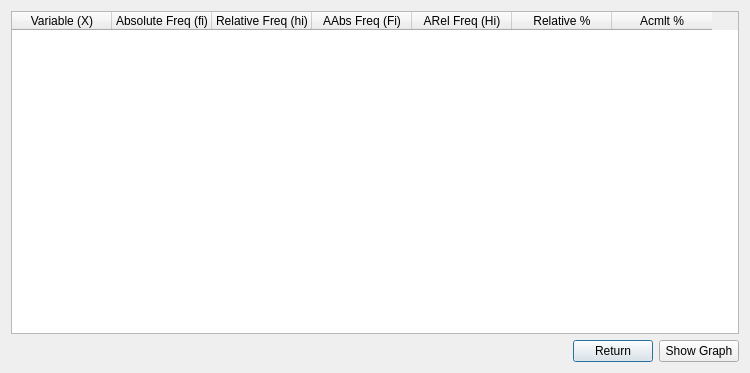
Above: ui/simplefreqt.ui from h-nick/SHelper before the change. Below: the same form after it.
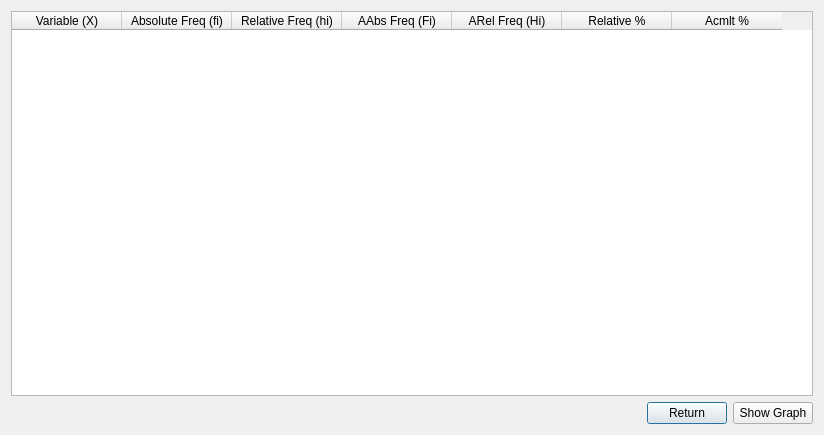
That is the form after the change.

Commit message:
Simple Frequency Table fully functional.
Some things need to be fixed.

What changed in the file:
```diff
--- a/ui/simplefreqt.ui
+++ b/ui/simplefreqt.ui
@@ -6,8 +6,8 @@
    <rect>
     <x>0</x>
     <y>0</y>
-    <width>750</width>
-    <height>373</height>
+    <width>824</width>
+    <height>435</height>
    </rect>
   </property>
   <property name="windowTitle">
@@ -43,6 +43,15 @@
    </item>
    <item row="0" column="0" colspan="3">
     <widget class="QTableWidget" name="table">
+     <property name="editTriggers">
+      <set>QAbstractItemView::NoEditTriggers</set>
+     </property>
+     <property name="sortingEnabled">
+      <bool>true</bool>
+     </property>
+     <attribute name="horizontalHeaderDefaultSectionSize">
+      <number>110</number>
+     </attribute>
      <column>
       <property name="text">
        <string>Variable (X)</string>
```
The commit also changes 2 other files.
